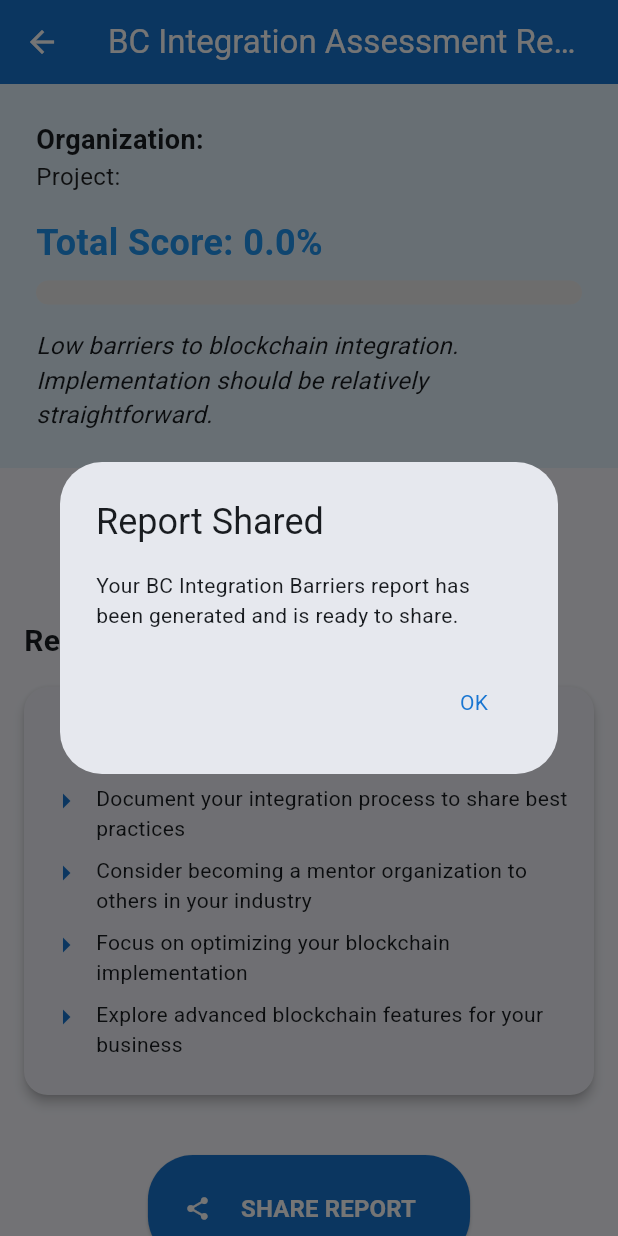
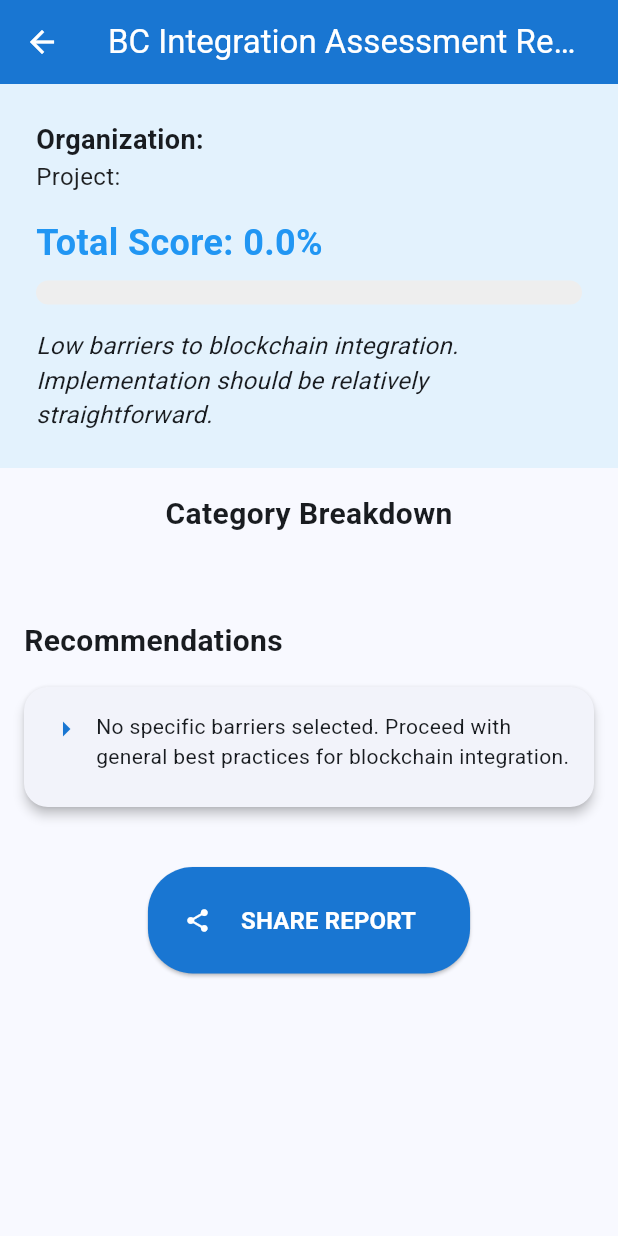
Before and after one commit to thecodemonster1/bc_barrier_scan, a Flutter app: the ReportPage screen opened directly with empty values, after a tap on "SHARE REPORT", on a phone screen of 412 x 824 dp. Run offline on Flutter 3.47's test engine with Material 3 defaults, Android fonts, the phone set to English and light mode, and no system bars; our stand-ins replace open_file, pdf.

Commit message:
Enhance ReportPage with PDF generation and detailed recommendations for selected barriers

```diff
--- a/lib/screens/report_page.dart
+++ b/lib/screens/report_page.dart
@@ -1,6 +1,11 @@
 import 'package:flutter/material.dart';
 import '../data/barriers_data.dart';
 import '../utils/score_calculator.dart';
+import 'package:pdf/widgets.dart' as pw;
+import 'package:pdf/pdf.dart';
+import 'package:path_provider/path_provider.dart';
+import 'package:open_file/open_file.dart';
+import 'dart:io';
 
 class ReportPage extends StatelessWidget {
   final String organizationName;
@@ -29,7 +34,8 @@ class ReportPage extends StatelessWidget {
         organizationalBarriers, 'organizational');
 
     // Calculate total score
-    double totalScore = regulatoryScore + technologicalScore + organizationalScore;
+    double totalScore =
+        regulatoryScore + technologicalScore + organizationalScore;
 
     // Calculate percentage score (out of 100%)
     double percentageScore = totalScore * 100;
@@ -103,8 +109,7 @@ class ReportPage extends StatelessWidget {
                   Icons.gavel,
                   Colors.red.shade100,
                   Colors.red.shade700,
-                'regulatory'
-              ),
+                  'regulatory'),
             if (technologicalBarriers != null)
               _buildCategoryReportCard(
                   context,
@@ -114,8 +119,7 @@ class ReportPage extends StatelessWidget {
                   Icons.computer,
                   Colors.blue.shade100,
                   Colors.blue.shade700,
-                'technological'
-              ),
+                  'technological'),
             if (organizationalBarriers != null)
               _buildCategoryReportCard(
                   context,
@@ -125,8 +129,7 @@ class ReportPage extends StatelessWidget {
                   Icons.people,
                   Colors.green.shade100,
                   Colors.green.shade700,
-                'organizational'
-              ),
+                  'organizational'),
             const SizedBox(height: 24),
             _buildRecommendationsSection(percentageScore),
             const SizedBox(height: 24),
@@ -201,7 +204,8 @@ class ReportPage extends StatelessWidget {
   ) {
     // Calculate category score
     double rawScore = ScoreCalculator.calculateRawCategoryScore(barriers);
-    double weightedScore = ScoreCalculator.calculateCategoryScore(barriers, categoryType);
+    double weightedScore =
+        ScoreCalculator.calculateCategoryScore(barriers, categoryType);
     double categoryPercentage = (weightedScore / categoryWeight) * 100;
 
     // Get selected barriers
@@ -300,7 +304,8 @@ class ReportPage extends StatelessWidget {
                                     ),
                                     Expanded(
                                       child: Text(
-                                        BarriersData.barriersInfo[code]?['description'] ??
+                                        BarriersData.barriersInfo[code]
+                                                ?['description'] ??
                                             'Unknown',
                                       ),
                                     ),
@@ -326,32 +331,60 @@ class ReportPage extends StatelessWidget {
   }
 
   Widget _buildRecommendationsSection(double score) {
-    List<String> recommendations = [];
+    // Map barrier codes to specific recommendations
+    final Map<String, String> barrierRecommendations = {
+      // Regulatory
+      'C6':
+          'Advocate for clear blockchain regulations with industry groups and policymakers.',
+      'C2':
+          'Develop risk mitigation strategies for market-based uncertainties.',
+      'C5':
+          'Organize awareness and training sessions for staff and stakeholders.',
+      'C1': 'Consult legal experts to navigate regulatory uncertainty.',
+      'C3': 'Explore funding or partnerships to offset sustainability costs.',
+      'C4': 'Implement robust compliance and anti-fraud measures.',
+      // Technological
+      'A4':
+          'Simplify technical architecture and provide technical documentation.',
+      'A2': 'Work closely with IT teams to ensure seamless integration.',
+      'A3': 'Adopt or contribute to open standards for blockchain.',
+      'A5':
+          'Conduct risk assessments and pilot new technologies in controlled environments.',
+      'A1': 'Plan for scalability from the outset and monitor performance.',
+      'A7': 'Optimize blockchain protocols for energy efficiency.',
+      'A6': 'Implement strong privacy and data protection measures.',
+      // Organizational
+      'B5': 'Foster a culture open to innovation and change.',
+      'B4': 'Engage stakeholders early and address their concerns.',
+      'B3': 'Invest in training and resource development.',
+      'B2': 'Recruit or upskill staff in blockchain technologies.',
+      'B1': 'Provide ongoing education and training for employees.',
+      'B6': 'Break down implementation into manageable steps.',
+      'B7': 'Encourage research and collaboration with academic institutions.',
+    };
 
-    if (score > 60) {
-      recommendations = [
-        'Consider starting with small proof-of-concept projects',
-        'Invest in training and education about blockchain technology',
-        'Engage with regulatory bodies to address compliance concerns',
-        'Partner with experienced blockchain implementation specialists',
-        'Create a detailed implementation roadmap addressing identified barriers'
+    // Gather selected barriers
+    final selectedCodes = [
+      ...?regulatoryBarriers?.entries.where((e) => e.value).map((e) => e.key),
+      ...?technologicalBarriers?.entries
+          .where((e) => e.value)
+          .map((e) => e.key),
+      ...?organizationalBarriers?.entries
+          .where((e) => e.value)
+          .map((e) => e.key),
     ];
-    } else if (score > 30) {
-      recommendations = [
-        'Identify specific use cases where blockchain adds clear value',
-        'Build partnerships with technology providers experienced in blockchain',
-        'Develop a phased implementation strategy',
-        'Conduct training programs to address knowledge gaps',
-        'Start with non-critical applications to gain experience'
-      ];
-    } else {
-      recommendations = [
-        'Proceed with blockchain implementation planning',
-        'Document your integration process to share best practices',
-        'Consider becoming a mentor organization to others in your industry',
-        'Focus on optimizing your blockchain implementation',
-        'Explore advanced blockchain features for your business'
-      ];
+
+    // Build recommendations for selected barriers
+    final recommendations = selectedCodes
+        .map((code) => barrierRecommendations[code])
+        .where((rec) => rec != null)
+        .toSet()
+        .toList();
+
+    // Fallback if none selected
+    if (recommendations.isEmpty) {
+      recommendations.add(
+          'No specific barriers selected. Proceed with general best practices for blockchain integration.');
     }
 
     return Column(
@@ -378,7 +411,7 @@ class ReportPage extends StatelessWidget {
                         children: [
                           Icon(Icons.arrow_right, color: Colors.blue.shade700),
                           const SizedBox(width: 8),
-                      Expanded(child: Text(recommendation)),
+                          Expanded(child: Text(recommendation!)),
                         ],
                       ),
                     )),
@@ -390,27 +423,117 @@ class ReportPage extends StatelessWidget {
     );
   }
 
-  void _shareReport(BuildContext context) {
-    // In a real app, this would generate and share the report
-    showDialog(
-      context: context,
-      builder: (context) => AlertDialog(
-        title: const Text('Report Shared'),
-        content: const Text(
-          'Your BC Integration Barriers report has been generated and is ready to share.',
-        ),
-        actions: [
-          TextButton(
-            onPressed: () {
-              Navigator.pop(context);
-            },
-            child: Text(
-              'OK',
-              style: TextStyle(color: Colors.blue.shade700),
-            ),
-          ),
+  Future<void> _shareReport(BuildContext context) async {
+    final pdf = pw.Document();
+
+    pdf.addPage(
+      pw.MultiPage(
+        build: (pw.Context context) => [
+          pw.Text('BC Integration Barriers Report',
+              style: pw.TextStyle(
+                  fontSize: 24, fontWeight: pw.FontWeight.bold)),
+          pw.SizedBox(height: 12),
+          pw.Text('Organization: $organizationName'),
+          pw.Text('Project: $projectName'),
+          pw.SizedBox(height: 12),
+          pw.Text(
+              'Total Score: ${((ScoreCalculator.calculateCategoryScore(
+                              regulatoryBarriers, "regulatory") +
+                          ScoreCalculator.calculateCategoryScore(
+                              technologicalBarriers, "technological") +
+                          ScoreCalculator.calculateCategoryScore(
+                              organizationalBarriers, "organizational")) *
+                      100).toStringAsFixed(1)}%'),
+          pw.SizedBox(height: 12),
+          pw.Text('Selected Barriers:',
+              style: pw.TextStyle(fontWeight: pw.FontWeight.bold)),
+          ...[
+            ...?regulatoryBarriers
+                ?.entries
+                .where((e) => e.value)
+                .map((e) => pw.Bullet(
+                    text:
+                        'Regulatory: ${e.key} - ${BarriersData.barriersInfo[e.key]?['description'] ?? ''}')),
+            ...?technologicalBarriers
+                ?.entries
+                .where((e) => e.value)
+                .map((e) => pw.Bullet(
+                    text:
+                        'Technological: ${e.key} - ${BarriersData.barriersInfo[e.key]?['description'] ?? ''}')),
+            ...?organizationalBarriers
+                ?.entries
+                .where((e) => e.value)
+                .map((e) => pw.Bullet(
+                    text:
+                        'Organizational: ${e.key} - ${BarriersData.barriersInfo[e.key]?['description'] ?? ''}')),
+          ],
+          pw.SizedBox(height: 12),
+          pw.Text('Recommendations:',
+              style: pw.TextStyle(fontWeight: pw.FontWeight.bold)),
+          ..._getPdfRecommendations(),
         ],
       ),
     );
+
+    final output = await getTemporaryDirectory();
+    final file = File('${output.path}/bc_barriers_report.pdf');
+    await file.writeAsBytes(await pdf.save());
+    await OpenFile.open(file.path);
+  }
+
+  // Helper for PDF recommendations
+  List<pw.Widget> _getPdfRecommendations() {
+    final Map<String, String> barrierRecommendations = {
+      // Regulatory
+      'C6':
+          'Advocate for clear blockchain regulations with industry groups and policymakers.',
+      'C2':
+          'Develop risk mitigation strategies for market-based uncertainties.',
+      'C5':
+          'Organize awareness and training sessions for staff and stakeholders.',
+      'C1': 'Consult legal experts to navigate regulatory uncertainty.',
+      'C3': 'Explore funding or partnerships to offset sustainability costs.',
+      'C4': 'Implement robust compliance and anti-fraud measures.',
+      // Technological
+      'A4':
+          'Simplify technical architecture and provide technical documentation.',
+      'A2': 'Work closely with IT teams to ensure seamless integration.',
+      'A3': 'Adopt or contribute to open standards for blockchain.',
+      'A5':
+          'Conduct risk assessments and pilot new technologies in controlled environments.',
+      'A1': 'Plan for scalability from the outset and monitor performance.',
+      'A7': 'Optimize blockchain protocols for energy efficiency.',
+      'A6': 'Implement strong privacy and data protection measures.',
+      // Organizational
+      'B5': 'Foster a culture open to innovation and change.',
+      'B4': 'Engage stakeholders early and address their concerns.',
+      'B3': 'Invest in training and resource development.',
+      'B2': 'Recruit or upskill staff in blockchain technologies.',
+      'B1': 'Provide ongoing education and training for employees.',
+      'B6': 'Break down implementation into manageable steps.',
+      'B7': 'Encourage research and collaboration with academic institutions.',
+    };
+
+    final selectedCodes = [
+      ...?regulatoryBarriers?.entries.where((e) => e.value).map((e) => e.key),
+      ...?technologicalBarriers?.entries.where((e) => e.value).map((e) => e.key),
+      ...?organizationalBarriers?.entries.where((e) => e.value).map((e) => e.key),
+    ];
+
+    final recommendations = selectedCodes
+        .map((code) => barrierRecommendations[code])
+        .where((rec) => rec != null)
+        .toSet()
+        .toList();
+
+    if (recommendations.isEmpty) {
+      return [
+        pw.Bullet(
+            text:
+                'No specific barriers selected. Proceed with general best practices for blockchain integration.')
+      ];
+    }
+
+    return recommendations.map((rec) => pw.Bullet(text: rec!)).toList();
   }
 }
```
Lines whose indentation alone changed are shown as unchanged.
